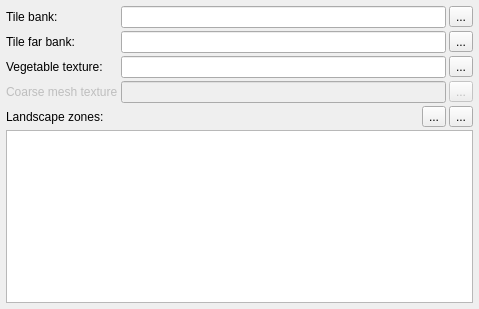
Above: code/nel/tools/3d/object_viewer_qt/src/plugins/object_viewer/vegetable_settings_page.ui from ryzom/ryzomcore before the change. Below: the same form after it.
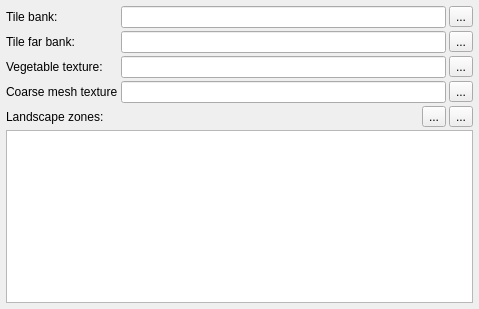
That is the form after the change. Icons and pictures are not drawn.

What changed in the file:
```diff
--- a/code/nel/tools/3d/object_viewer_qt/src/plugins/object_viewer/vegetable_settings_page.ui
+++ b/code/nel/tools/3d/object_viewer_qt/src/plugins/object_viewer/vegetable_settings_page.ui
@@ -95,7 +95,7 @@
    <item row="3" column="0">
     <widget class="QLabel" name="label_7">
      <property name="enabled">
-      <bool>false</bool>
+      <bool>true</bool>
      </property>
      <property name="text">
       <string>Coarse mesh texture</string>
@@ -105,14 +105,14 @@
    <item row="3" column="1" colspan="2">
     <widget class="QLineEdit" name="coarseLineEdit">
      <property name="enabled">
-      <bool>false</bool>
+      <bool>true</bool>
      </property>
     </widget>
    </item>
    <item row="3" column="3">
     <widget class="QToolButton" name="coarseToolButton">
      <property name="enabled">
-      <bool>false</bool>
+      <bool>true</bool>
      </property>
      <property name="text">
       <string>...</string>
```
